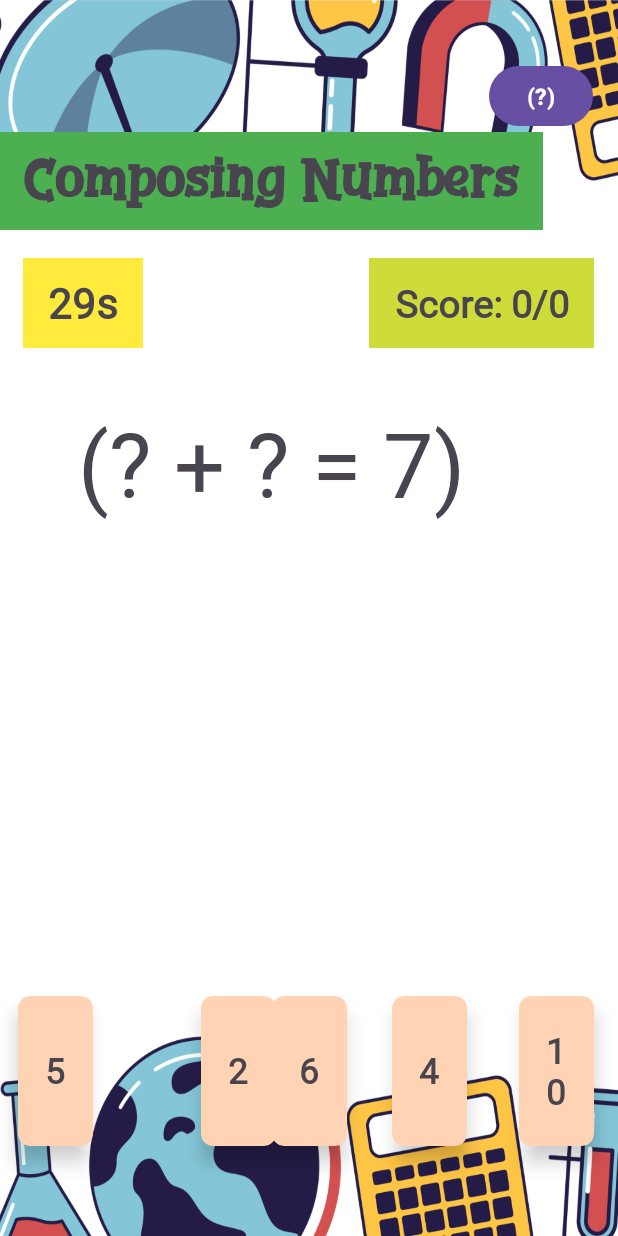
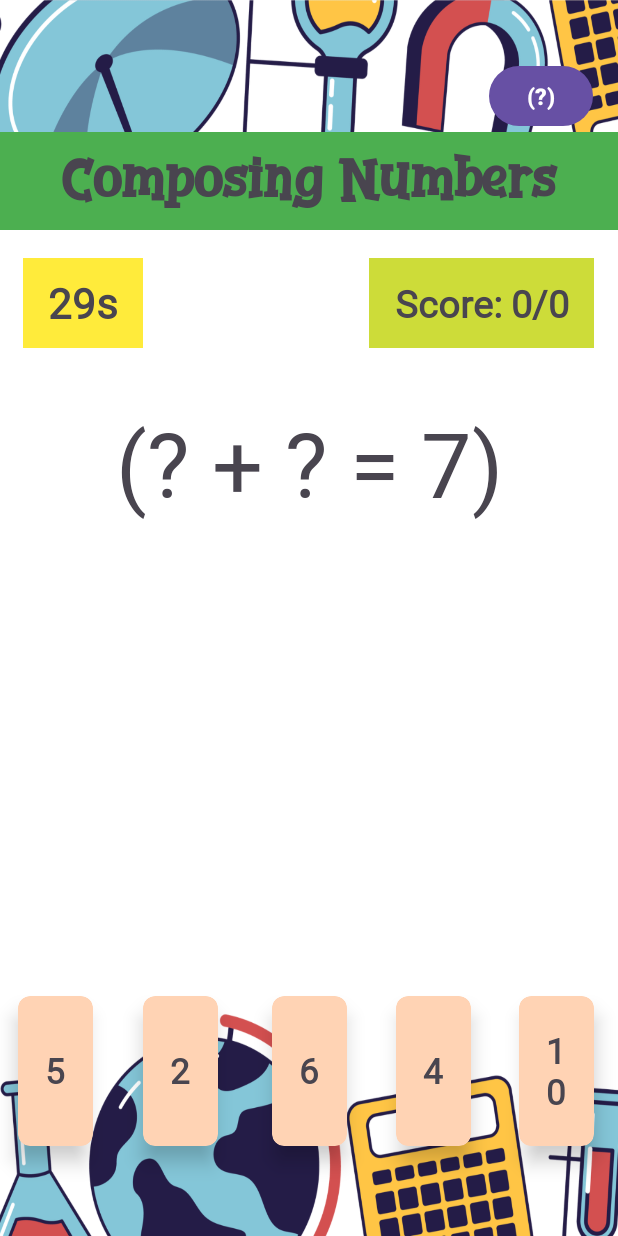
Before and after one commit to CTMX-Zhen/HappyMath, an Android app: the Composing_numbers_page screen opened directly, with no data from a screen before it, on a phone screen of 412 x 824 dp. Run offline under Robolectric (Android 15) with nearby library versions, the phone set to English and light mode, and no system bars.

Commit message:
finished project

```diff
--- a/app/src/main/res/layout/activity_compare_numbers_page.xml
+++ b/app/src/main/res/layout/activity_compare_numbers_page.xml
@@ -98,7 +98,7 @@
         app:layout_constraintTop_toTopOf="parent" />
 
     <TextView
-        android:layout_width="362dp"
+        android:layout_width="match_parent"
         android:layout_height="65dp"
         android:layout_marginTop="88dp"
         android:background="#4CAF50"
@@ -114,7 +114,7 @@
 
     <TextView
         android:id="@+id/compare_numbers_questions"
-        android:layout_width="363dp"
+        android:layout_width="match_parent"
         android:layout_height="97dp"
         android:layout_marginTop="252dp"
         android:fontFamily="@font/gandull_matheng_regular"
--- a/app/src/main/res/layout/activity_composing_numbers_page.xml
+++ b/app/src/main/res/layout/activity_composing_numbers_page.xml
@@ -10,7 +10,7 @@
     tools:context=".Composing_numbers_page">
 
     <TextView
-        android:layout_width="362dp"
+        android:layout_width="match_parent"
         android:layout_height="65dp"
         android:layout_marginTop="88dp"
         android:background="#4CAF50"
@@ -58,7 +58,7 @@
 
     <TextView
         android:id="@+id/composing_numbers_questions"
-        android:layout_width="362dp"
+        android:layout_width="match_parent"
         android:layout_height="101dp"
         android:layout_marginTop="268dp"
         android:fontFamily="@font/gandull_matheng_regular"
@@ -144,13 +144,15 @@
         android:layout_height="100dp"
         android:layout_rowWeight="1"
         android:layout_columnWeight="1"
-        android:layout_marginEnd="228dp"
+        android:layout_marginStart="20dp"
         android:layout_marginBottom="60dp"
         app:cardBackgroundColor="#ffd3b4"
         app:cardCornerRadius="8dp"
         app:cardElevation="8dp"
         app:layout_constraintBottom_toBottomOf="parent"
-        app:layout_constraintEnd_toEndOf="parent">
+        app:layout_constraintEnd_toStartOf="@+id/d3_02"
+        app:layout_constraintHorizontal_bias="0.265"
+        app:layout_constraintStart_toEndOf="@+id/d3_01">
 
         <LinearLayout
             android:layout_width="wrap_content"
@@ -217,9 +219,8 @@
         app:cardCornerRadius="8dp"
         app:cardElevation="8dp"
         app:layout_constraintBottom_toBottomOf="parent"
-        app:layout_constraintEnd_toEndOf="parent"
-        app:layout_constraintHorizontal_bias="0.722"
-        app:layout_constraintStart_toStartOf="parent">
+        app:layout_constraintEnd_toStartOf="@+id/d3_04"
+        app:layout_constraintStart_toEndOf="@+id/d3_02">
 
         <LinearLayout
             android:layout_width="wrap_content"
@@ -240,6 +241,7 @@
                 android:textStyle="bold"></TextView>
         </LinearLayout>
     </androidx.cardview.widget.CardView>
+
     <Button
         android:id="@+id/guideline"
         android:layout_width="69dp"
--- a/app/src/main/res/layout/activity_main.xml
+++ b/app/src/main/res/layout/activity_main.xml
@@ -29,7 +29,7 @@
         android:layout_alignParentStart="true"
         android:layout_alignParentEnd="true"
         android:layout_alignParentBottom="true"
-        android:layout_centerInParent="true"
+        android:layout_centerHorizontal="true"
         android:layout_marginStart="32dp"
         android:layout_marginEnd="33dp"
         android:layout_marginBottom="35dp"
--- a/app/src/main/res/layout/activity_q2_guideline_page.xml
+++ b/app/src/main/res/layout/activity_q2_guideline_page.xml
@@ -11,7 +11,7 @@
 
     <TextView
         android:id="@+id/textView"
-        android:layout_width="362dp"
+        android:layout_width="match_parent"
         android:layout_height="65dp"
         android:layout_marginTop="100dp"
         android:background="#4CAF50"
--- a/app/src/main/res/layout/activity_q3_guideline_page.xml
+++ b/app/src/main/res/layout/activity_q3_guideline_page.xml
@@ -11,7 +11,7 @@
 
     <TextView
         android:id="@+id/textView"
-        android:layout_width="362dp"
+        android:layout_width="match_parent"
         android:layout_height="65dp"
         android:layout_marginTop="100dp"
         android:background="#4CAF50"
--- a/app/src/main/res/layout/activity_q4_guideline_page.xml
+++ b/app/src/main/res/layout/activity_q4_guideline_page.xml
@@ -11,7 +11,7 @@
 
     <TextView
         android:id="@+id/textView"
-        android:layout_width="362dp"
+        android:layout_width="match_parent"
         android:layout_height="65dp"
         android:layout_marginTop="100dp"
         android:background="#4CAF50"
--- a/app/src/main/res/layout/activity_scores_page.xml
+++ b/app/src/main/res/layout/activity_scores_page.xml
@@ -11,7 +11,7 @@
 
     <TextView
         android:id="@+id/textView"
-        android:layout_width="362dp"
+        android:layout_width="match_parent"
         android:layout_height="65dp"
         android:layout_marginTop="28dp"
         android:background="#4CAF50"
@@ -32,11 +32,11 @@
         android:layout_margin="15dp"
         android:gravity="center"
         android:orientation="vertical"
-        app:layout_constraintBottom_toBottomOf="parent"
+        app:layout_constraintBottom_toTopOf="@+id/clear"
         app:layout_constraintEnd_toEndOf="parent"
         app:layout_constraintHorizontal_bias="0.533"
         app:layout_constraintStart_toStartOf="parent"
-        app:layout_constraintTop_toTopOf="parent"
+        app:layout_constraintTop_toBottomOf="@+id/textView"
         app:layout_constraintVertical_bias="0.658">
 
         <androidx.cardview.widget.CardView
```
Also changed, not shown: app/src/main/res/layout/activity_ascending_order_page.xml (+8 -8 lines), app/src/main/res/layout/activity_descending_order_page.xml (+6 -7 lines), app/src/main/res/layout/activity_guideline_page.xml (+4 -4 lines), app/src/main/res/layout/activity_ordering_of_numbers_page.xml (+6 -3 lines), app/src/main/res/layout/activity_q1_guideline_page.xml (+3 -4 lines).
